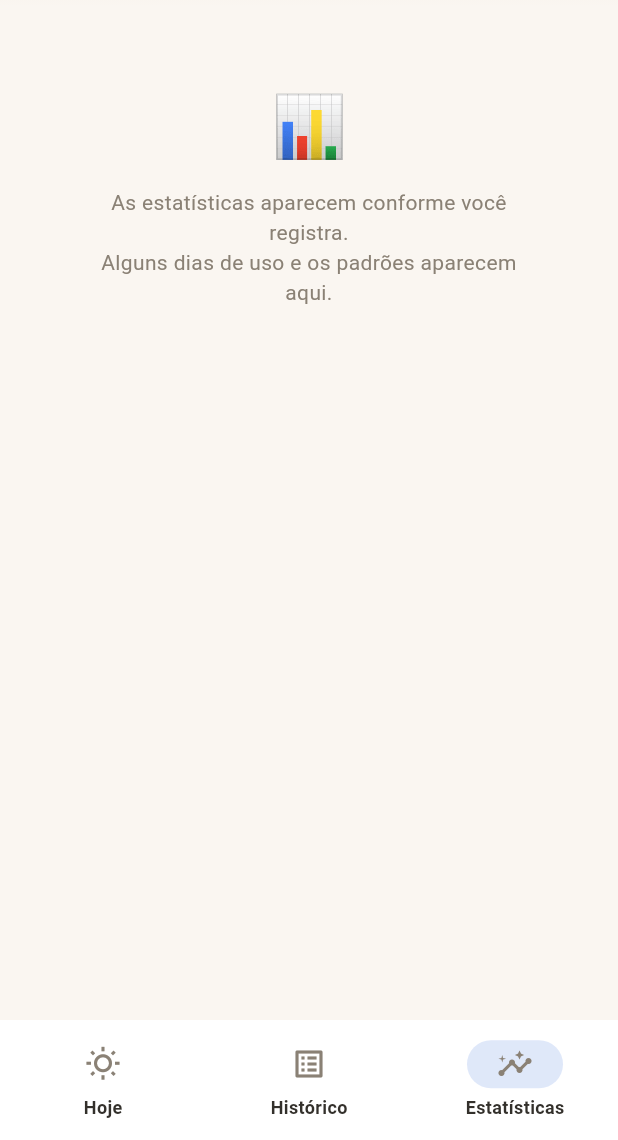
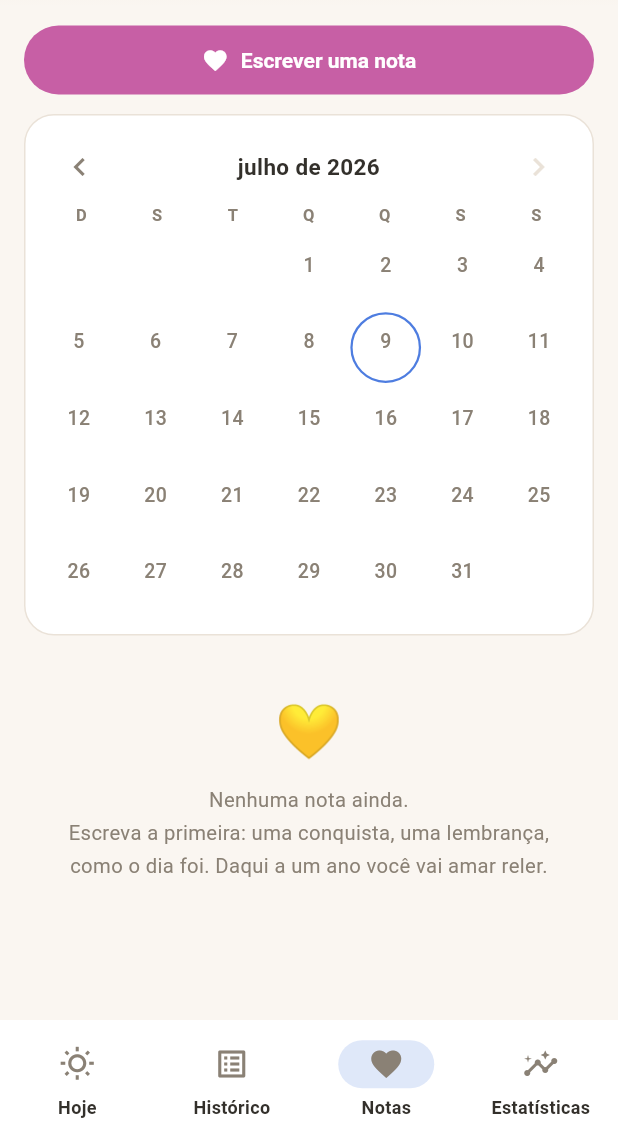
Before and after one commit to bruno-l-rossi/diario-do-bebe-app, a Flutter app: the MainShell screen opened directly, item 3 of the bottom bar chosen, on a phone screen of 412 x 824 dp, the part 96-1236 px from its top. Run offline on Flutter 3.47's test engine with Material 3 defaults, Android fonts, the phone set to English and light mode, and no system bars; our stand-ins replace fl_chart, image_picker, shared_preferences, supabase_flutter; accounts and stored records are empty.

Commit message:
v1.8.0: aba Notas com calendário

```diff
--- a/lib/screens/main_shell.dart
+++ b/lib/screens/main_shell.dart
@@ -7,6 +7,7 @@ import '../theme.dart';
 import '../utils/format.dart';
 import 'today_tab.dart';
 import 'history_tab.dart';
+import 'notas_tab.dart';
 import 'stats_tab.dart';
 import 'refeicao_sheet.dart';
 import 'settings_screen.dart';
@@ -74,7 +75,12 @@ class _MainShellState extends State<MainShell> with WidgetsBindingObserver {
                 Expanded(
                   child: IndexedStack(
                     index: _tab,
-                    children: const [TodayTab(), HistoryTab(), StatsTab()],
+                    children: const [
+                      TodayTab(),
+                      HistoryTab(),
+                      NotasTab(),
+                      StatsTab(),
+                    ],
                   ),
                 ),
               ],
@@ -96,6 +102,10 @@ class _MainShellState extends State<MainShell> with WidgetsBindingObserver {
               icon: Icon(Icons.list_alt_outlined),
               selectedIcon: Icon(Icons.list_alt),
               label: 'Histórico'),
+          NavigationDestination(
+              icon: Icon(Icons.favorite_border),
+              selectedIcon: Icon(Icons.favorite),
+              label: 'Notas'),
           NavigationDestination(
               icon: Icon(Icons.insights_outlined),
               selectedIcon: Icon(Icons.insights),
--- /dev/null
+++ b/lib/screens/notas_tab.dart
@@ -0,0 +1,422 @@
+import 'package:flutter/material.dart';
+
+import '../data/store.dart';
+import '../models/baby_event.dart';
+import '../theme.dart';
+import '../utils/format.dart';
+import 'nota_sheet.dart';
+
+/// Aba Notas: o lado "diário de verdade" do app, num calendário do mês.
+/// Dias com nota ficam marcados e clicáveis: tocar abre as notas do dia
+/// pra ler, editar ou apagar. Usa a data do calendário (não o "dia do
+/// bebê"): nota é lembrança do dia civil em que foi escrita.
+class NotasTab extends StatefulWidget {
+  const NotasTab({super.key});
+
+  @override
+  State<NotasTab> createState() => _NotasTabState();
+}
+
+class _NotasTabState extends State<NotasTab> {
+  late DateTime _month; // dia 1 do mês exibido
+
+  static const _meses = [
+    'janeiro', 'fevereiro', 'março', 'abril', 'maio', 'junho',
+    'julho', 'agosto', 'setembro', 'outubro', 'novembro', 'dezembro'
+  ];
+  static const _semana = ['D', 'S', 'T', 'Q', 'Q', 'S', 'S'];
+
+  @override
+  void initState() {
+    super.initState();
+    final now = DateTime.now();
+    _month = DateTime(now.year, now.month, 1);
+  }
+
+  String _dayKey(DateTime d) =>
+      '${d.year}-${d.month.toString().padLeft(2, '0')}-${d.day.toString().padLeft(2, '0')}';
+
+  Map<String, List<BabyEvent>> _notasPorDia(AppStore s) {
+    final map = <String, List<BabyEvent>>{};
+    for (final e in s.events) {
+      if (e.type != 'nota') continue;
+      map.putIfAbsent(_dayKey(e.ts), () => []).add(e);
+    }
+    for (final l in map.values) {
+      l.sort((a, b) => a.ts.compareTo(b.ts));
+    }
+    return map;
+  }
+
+  bool get _noMesAtual {
+    final now = DateTime.now();
+    return _month.year == now.year && _month.month == now.month;
+  }
+
+  void _mudaMes(int delta) {
+    setState(() => _month = DateTime(_month.year, _month.month + delta, 1));
+  }
+
+  Future<void> _novaNota() async {
+    final ok = await showNotaSheet(context);
+    if (ok == true && mounted) {
+      ScaffoldMessenger.of(context).showSnackBar(const SnackBar(
+          content: Text('Guardado no diário 💛'),
+          duration: Duration(seconds: 1)));
+      setState(() {});
+    }
+  }
+
+  @override
+  Widget build(BuildContext context) {
+    final s = AppStore.I;
+    final notas = _notasPorDia(s);
+
+    return RefreshIndicator(
+      onRefresh: s.load,
+      child: ListView(
+        padding: const EdgeInsets.fromLTRB(16, 4, 16, 24),
+        children: [
+          _botaoNova(),
+          const SizedBox(height: 12),
+          _calendario(notas),
+          const SizedBox(height: 14),
+          if (notas.isEmpty) _vazio() else _ultimas(notas),
+        ],
+      ),
+    );
+  }
+
+  Widget _botaoNova() {
+    return SizedBox(
+      width: double.infinity,
+      child: FilledButton.icon(
+        style: FilledButton.styleFrom(
+          backgroundColor: kNotaColor,
+          foregroundColor: AppColors.onAccent,
+          padding: const EdgeInsets.symmetric(vertical: 14),
+        ),
+        onPressed: _novaNota,
+        icon: const Icon(Icons.favorite, size: 18),
+        label: const Text('Escrever uma nota',
+            style: TextStyle(fontWeight: FontWeight.w700)),
+      ),
+    );
+  }
+
+  // ---- calendário ----
+
+  Widget _calendario(Map<String, List<BabyEvent>> notas) {
+    final primeiro = _month;
+    final diasNoMes = DateTime(_month.year, _month.month + 1, 0).day;
+    final offset = primeiro.weekday % 7; // domingo primeiro
+    final hoje = DateTime.now();
+
+    final cells = <Widget>[];
+    for (var i = 0; i < offset; i++) {
+      cells.add(const SizedBox.shrink());
+    }
+    for (var d = 1; d <= diasNoMes; d++) {
+      final data = DateTime(_month.year, _month.month, d);
+      final k = _dayKey(data);
+      final doDia = notas[k];
+      final isHoje = data.year == hoje.year &&
+          data.month == hoje.month &&
+          data.day == hoje.day;
+      cells.add(_diaCell(d, data, doDia, isHoje));
+    }
+
+    return Container(
+      padding: const EdgeInsets.fromLTRB(12, 10, 12, 14),
+      decoration: BoxDecoration(
+        color: AppColors.card,
+        borderRadius: BorderRadius.circular(20),
+        border: Border.all(color: AppColors.line),
+      ),
+      child: Column(
+        children: [
+          Row(
+            children: [
+              IconButton(
+                icon: Icon(Icons.chevron_left, color: AppColors.muted),
+                tooltip: 'Mês anterior',
+                onPressed: () => _mudaMes(-1),
+              ),
+              Expanded(
+                child: Text(
+                  '${_meses[_month.month - 1]} de ${_month.year}',
+                  textAlign: TextAlign.center,
+                  style: TextStyle(
+                      color: AppColors.ink,
+                      fontSize: 15,
+                      fontWeight: FontWeight.w700),
+                ),
+              ),
+              IconButton(
+                icon: Icon(Icons.chevron_right,
+                    color: _noMesAtual ? AppColors.line : AppColors.muted),
+                tooltip: 'Próximo mês',
+                onPressed: _noMesAtual ? null : () => _mudaMes(1),
+              ),
+            ],
+          ),
+          Row(
+            children: [
+              for (final d in _semana)
+                Expanded(
+                  child: Text(d,
+                      textAlign: TextAlign.center,
+                      style: TextStyle(
+                          color: AppColors.muted,
+                          fontSize: 11,
+                          fontWeight: FontWeight.w700)),
+                ),
+            ],
+          ),
+          const SizedBox(height: 6),
+          GridView.count(
+            crossAxisCount: 7,
+            shrinkWrap: true,
+            physics: const NeverScrollableScrollPhysics(),
+            mainAxisSpacing: 4,
+            crossAxisSpacing: 4,
+            children: cells,
+          ),
+        ],
+      ),
+    );
+  }
+
+  Widget _diaCell(
+      int d, DateTime data, List<BabyEvent>? doDia, bool isHoje) {
+    final tem = doDia != null && doDia.isNotEmpty;
+    return GestureDetector(
+      onTap: tem ? () => _abreDia(data, doDia) : null,
+      child: Container(
+        alignment: Alignment.center,
+        decoration: BoxDecoration(
+          color: tem ? kNotaColor.withValues(alpha: kIsDark ? 0.28 : 0.16) : null,
+          shape: BoxShape.circle,
+          border: isHoje
+              ? Border.all(color: AppColors.accent, width: 1.5)
+              : (tem
+                  ? Border.all(
+                      color: kNotaColor.withValues(alpha: 0.8), width: 1)
+                  : null),
+        ),
+        child: Column(
+          mainAxisAlignment: MainAxisAlignment.center,
+          children: [
+            Text('$d',
+                style: TextStyle(
+                  color: tem ? AppColors.ink : AppColors.muted,
+                  fontSize: 13,
+                  fontWeight: tem ? FontWeight.w800 : FontWeight.w500,
+                )),
+            if (tem)
+              Icon(Icons.favorite, size: 8, color: kNotaColor)
+            else
+              const SizedBox(height: 8),
+          ],
+        ),
+      ),
+    );
+  }
+
+  // ---- notas de um dia ----
+
+  Future<void> _abreDia(DateTime data, List<BabyEvent> doDia) async {
+    await showModalBottomSheet<void>(
+      context: context,
+      backgroundColor: AppColors.card,
+      isScrollControlled: true,
+      shape: const RoundedRectangleBorder(
+        borderRadius: BorderRadius.vertical(top: Radius.circular(24)),
+      ),
+      builder: (ctx) => SafeArea(
+        child: Padding(
+          padding: const EdgeInsets.fromLTRB(20, 16, 20, 16),
+          child: Column(
+            mainAxisSize: MainAxisSize.min,
+            crossAxisAlignment: CrossAxisAlignment.start,
+            children: [
+              Row(
+                children: [
+                  Icon(Icons.favorite, size: 18, color: kNotaColor),
+                  const SizedBox(width: 8),
+                  Text(longDayLabel(data),
+                      style: TextStyle(
+                          color: AppColors.ink,
+                          fontSize: 16,
+                          fontWeight: FontWeight.w700)),
+                ],
+              ),
+              const SizedBox(height: 10),
+              Flexible(
+                child: ListView.separated(
+                  shrinkWrap: true,
+                  itemCount: doDia.length,
+                  separatorBuilder: (_, __) =>
+                      Divider(height: 14, color: AppColors.line),
+                  itemBuilder: (_, i) => _notaRow(ctx, doDia[i]),
+                ),
+              ),
+            ],
+          ),
+        ),
+      ),
+    );
+    if (mounted) setState(() {}); // reflete edição/exclusão no calendário
+  }
+
+  Widget _notaRow(BuildContext sheetCtx, BabyEvent e) {
+    return InkWell(
+      borderRadius: BorderRadius.circular(14),
+      onTap: () async {
+        Navigator.pop(sheetCtx);
+        await showNotaSheet(context, event: e);
+        if (mounted) setState(() {});
+      },
+      child: Padding(
+        padding: const EdgeInsets.symmetric(vertical: 4),
+        child: Row(
+          crossAxisAlignment: CrossAxisAlignment.start,
+          children: [
+            Text(fmtH(e.ts),
+                style: TextStyle(
+                    color: AppColors.muted,
+                    fontSize: 12,
+                    fontWeight: FontWeight.w600)),
+            const SizedBox(width: 10),
+            Expanded(
+              child: Text(e.note ?? '',
+                  style: TextStyle(
+                      color: AppColors.ink, fontSize: 13.5, height: 1.5)),
+            ),
+            IconButton(
+              icon: Icon(Icons.delete_outline,
+                  size: 18, color: AppColors.qBad),
+              tooltip: 'Apagar nota',
+              onPressed: () => _apagar(sheetCtx, e),
+            ),
+          ],
+        ),
+      ),
+    );
+  }
+
+  Future<void> _apagar(BuildContext sheetCtx, BabyEvent e) async {
+    final ok = await showDialog<bool>(
+      context: context,
+      builder: (dctx) => AlertDialog(
+        title: const Text('Apagar nota?'),
+        content: Text(
+          (e.note ?? '').length > 80
+              ? '${e.note!.substring(0, 80)}…'
+              : (e.note ?? ''),
+        ),
+        actions: [
+          TextButton(
+              onPressed: () => Navigator.pop(dctx, false),
+              child: const Text('Cancelar')),
+          FilledButton(
+              style: FilledButton.styleFrom(backgroundColor: AppColors.qBad),
+              onPressed: () => Navigator.pop(dctx, true),
+              child: const Text('Apagar')),
+        ],
+      ),
+    );
+    if (ok == true) {
+      await AppStore.I.deleteEvent(e.id);
+      if (sheetCtx.mounted) Navigator.pop(sheetCtx);
+      if (mounted) setState(() {});
+    }
+  }
+
+  // ---- rodapé ----
+
+  Widget _vazio() {
+    return Padding(
+      padding: const EdgeInsets.all(24),
+      child: Column(
+        children: [
+          const Text('💛', style: TextStyle(fontSize: 36)),
+          const SizedBox(height: 10),
+          Text(
+            'Nenhuma nota ainda.\nEscreva a primeira: uma conquista, uma '
+            'lembrança, como o dia foi. Daqui a um ano você vai amar reler.',
+            textAlign: TextAlign.center,
+            style: TextStyle(
+                color: AppColors.muted, fontSize: 13.5, height: 1.6),
+          ),
+        ],
+      ),
+    );
+  }
+
+  /// As 3 notas mais recentes, pra não depender só do calendário.
+  Widget _ultimas(Map<String, List<BabyEvent>> notas) {
+    final todas = notas.values.expand((l) => l).toList()
+      ..sort((a, b) => b.ts.compareTo(a.ts));
+    final top = todas.take(3).toList();
+    return Column(
+      crossAxisAlignment: CrossAxisAlignment.start,
+      children: [
+        Padding(
+          padding: const EdgeInsets.fromLTRB(2, 4, 2, 8),
+          child: Text('ÚLTIMAS NOTAS',
+              style: TextStyle(
+                  color: AppColors.muted,
+                  fontSize: 11,
+                  fontWeight: FontWeight.w700,
+                  letterSpacing: 0.4)),
+        ),
+        Container(
+          decoration: BoxDecoration(
+            color: AppColors.card,
+            borderRadius: BorderRadius.circular(20),
+            border: Border.all(color: AppColors.line),
+          ),
+          child: Column(
+            children: [
+              for (var i = 0; i < top.length; i++) ...[
+                if (i > 0)
+                  Divider(height: 1, indent: 16, color: AppColors.line),
+                InkWell(
+                  borderRadius: BorderRadius.circular(20),
+                  onTap: () async {
+                    await showNotaSheet(context, event: top[i]);
+                    if (mounted) setState(() {});
+                  },
+                  child: Padding(
+                    padding: const EdgeInsets.fromLTRB(14, 11, 14, 11),
+                    child: Column(
+                      crossAxisAlignment: CrossAxisAlignment.start,
+                      children: [
+                        Text(
+                          '${longDayLabel(top[i].ts)} · ${fmtH(top[i].ts)}',
+                          style: TextStyle(
+                              color: kNotaColor,
+                              fontSize: 11.5,
+                              fontWeight: FontWeight.w700),
+                        ),
+                        const SizedBox(height: 3),
+                        Text(top[i].note ?? '',
+                            maxLines: 3,
+                            overflow: TextOverflow.ellipsis,
+                            style: TextStyle(
+                                color: AppColors.ink,
+                                fontSize: 13,
+                                height: 1.45)),
+                      ],
+                    ),
+                  ),
+                ),
+              ],
+            ],
+          ),
+        ),
+      ],
+    );
+  }
+}
--- a/pubspec.yaml
+++ b/pubspec.yaml
@@ -1,7 +1,7 @@
 name: diario_do_bebe
 description: Diario do bebe — registro da rotina com um toque, notificacao fixa na tela de bloqueio.
 publish_to: "none"
-version: 1.7.0+8
+version: 1.8.0+9
 
 environment:
   sdk: ">=3.3.0 <4.0.0"
```
Also changed, not shown: 3 other files.
